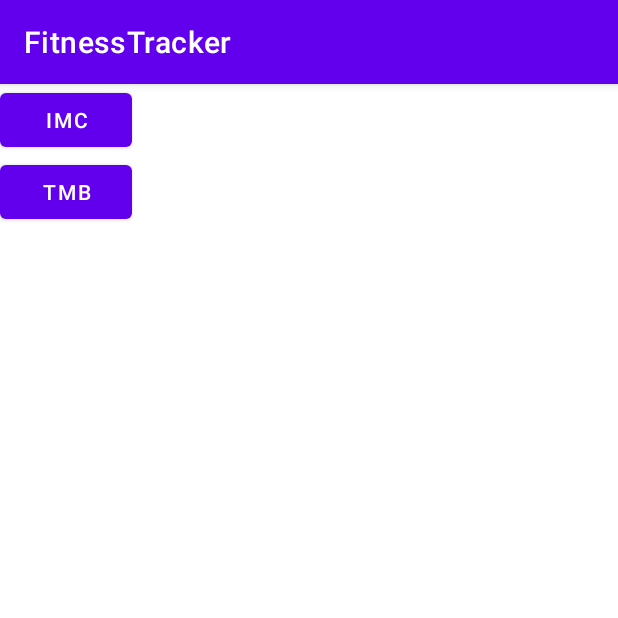
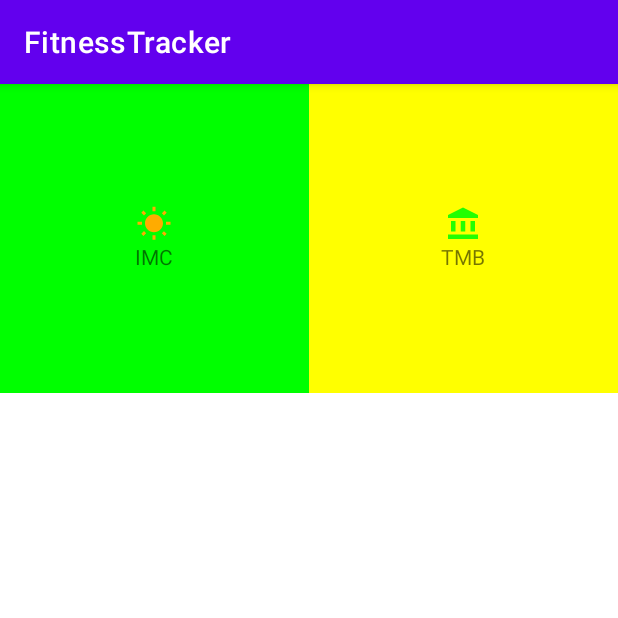
Before and after one commit to RenanBezerraEnes/FitnessTracker, an Android app: the screen it shows after launch (MainActivity), on a phone screen of 412 x 824 dp, the top half of it. Run offline under Robolectric (Android 15) with nearby library versions, the phone set to English and light mode, and no system bars.

Commit message:
Add interface, add MainViewHolder as inner class in MainAdapter, add onClick to navigate in AppCompatActivity, as we cannot do it directly when working with constraintlayout

```diff
--- a/app/src/main/java/co/tiagoaguiar/fitnesstracker/MainActivity.kt
+++ b/app/src/main/java/co/tiagoaguiar/fitnesstracker/MainActivity.kt
@@ -4,14 +4,19 @@ import android.content.Intent
 import android.graphics.Color
 import androidx.appcompat.app.AppCompatActivity
 import android.os.Bundle
+import android.util.Log
 import android.view.View
 import android.view.ViewGroup
 import android.widget.Button
+import android.widget.ImageView
 import android.widget.LinearLayout
+import android.widget.TextView
+import androidx.appcompat.view.menu.MenuView.ItemView
+import androidx.recyclerview.widget.GridLayoutManager
 import androidx.recyclerview.widget.LinearLayoutManager
 import androidx.recyclerview.widget.RecyclerView
 
-class MainActivity : AppCompatActivity() {
+class MainActivity : AppCompatActivity(), OnItemClickListener {
     private lateinit var rvMain: RecyclerView
 
     override fun onCreate(savedInstanceState: Bundle?) {
@@ -30,21 +35,32 @@ class MainActivity : AppCompatActivity() {
         mainItems.add(
             MainItem(
                 id = 2,
-                drawableId = R.drawable.baseline_wb_sunny_24,
+                drawableId = R.drawable.baseline_account_balance_24,
                 textStringId = R.string.tmb,
-                color = Color.BLUE
+                color = Color.YELLOW
             )
         )
 
-        val adapter = MainAdapter(mainItems)
+
+        val adapter = MainAdapter(mainItems, this)
         rvMain = findViewById(R.id.rv_main)
         rvMain.adapter = adapter
-        rvMain.layoutManager = LinearLayoutManager(this)
-
-
+        rvMain.layoutManager = GridLayoutManager(this, 2)
     }
 
-    private inner class MainAdapter(private val mainItems: List<MainItem>) : RecyclerView.Adapter<MainViewHolder>() {
+    override fun onClick(id: Int) {
+        when(id) {
+            1 -> {
+                val intent = Intent(this, ImcActivity::class.java)
+                startActivity(intent)
+            }
+        }
+    }
+
+    private inner class MainAdapter(
+        private val mainItems: List<MainItem>,
+        private val onItemClickListener: OnItemClickListener
+    ) : RecyclerView.Adapter<MainAdapter.MainViewHolder>() {
 
         // 1 - specific layout of cel(item of the list)
         override fun onCreateViewHolder(parent: ViewGroup, viewType: Int): MainViewHolder {
@@ -63,13 +79,22 @@ class MainActivity : AppCompatActivity() {
             return mainItems.size
         }
 
-    }
+        //individual (cel)
+        private inner class MainViewHolder(itemView: View) : RecyclerView.ViewHolder(itemView) {
+            fun bind(item: MainItem) {
+                val img: ImageView = itemView.findViewById(R.id.item_img_icon)
+                val name: TextView = itemView.findViewById(R.id.item_txt_name)
+                val container: LinearLayout = itemView.findViewById(R.id.item_container_imc)
 
-    //individual (cel)
-    private class MainViewHolder(itemView: View) : RecyclerView.ViewHolder(itemView) {
-        fun bind(item: MainItem){
-            val button: Button = itemView.findViewById(R.id.btn_item)
-            button.setText(item.textStringId)
+                img.setImageResource(item.drawableId)
+                name.setText(item.textStringId)
+                container.setBackgroundColor(item.color)
+
+                container.setOnClickListener {
+                    onItemClickListener.onClick(item.id)
+                }
+            }
         }
+
     }
 }
--- /dev/null
+++ b/app/src/main/java/co/tiagoaguiar/fitnesstracker/OnItemClickListener.kt
@@ -0,0 +1,5 @@
+package co.tiagoaguiar.fitnesstracker
+
+interface OnItemClickListener {
+    fun onClick(id: Int)
+}
--- /dev/null
+++ b/app/src/main/res/drawable/baseline_account_balance_24.xml
@@ -0,0 +1,13 @@
+<vector xmlns:android="http://schemas.android.com/apk/res/android" android:height="24dp" android:tint="#22FF00" android:viewportHeight="24" android:viewportWidth="24" android:width="24dp">
+
+    <path android:fillColor="@android:color/white" android:pathData="M4,10h3v7h-3z"/>
+
+    <path android:fillColor="@android:color/white" android:pathData="M10.5,10h3v7h-3z"/>
+
+    <path android:fillColor="@android:color/white" android:pathData="M2,19h20v3h-20z"/>
+
+    <path android:fillColor="@android:color/white" android:pathData="M17,10h3v7h-3z"/>
+
+    <path android:fillColor="@android:color/white" android:pathData="M12,1l-10,5l0,2l20,0l0,-2z"/>
+
+</vector>
--- a/app/src/main/res/layout/main_item.xml
+++ b/app/src/main/res/layout/main_item.xml
@@ -1,13 +1,38 @@
 <?xml version="1.0" encoding="utf-8"?>
-<LinearLayout xmlns:android="http://schemas.android.com/apk/res/android"
+
+<androidx.constraintlayout.widget.ConstraintLayout xmlns:android="http://schemas.android.com/apk/res/android"
+    xmlns:app="http://schemas.android.com/apk/res-auto"
+    xmlns:tools="http://schemas.android.com/tools"
     android:layout_width="match_parent"
-    android:layout_height="wrap_content"
-    >
+    android:layout_height="wrap_content">
 
-    <Button
-        android:id="@+id/btn_item"
-        android:text="Hello world"
-        android:layout_width="wrap_content"
-        android:layout_height="wrap_content"/>
+    <LinearLayout
+        app:layout_constraintTop_toTopOf="parent"
+        app:layout_constraintDimensionRatio="1:1"
+        android:gravity="center"
+        android:id="@+id/item_container_imc"
+        android:layout_width="match_parent"
+        android:layout_height="0dp"
+        android:background="@color/colorLightGray"
+        android:orientation="vertical"
+        android:paddingStart="12dp"
+        android:paddingTop="10dp"
+        android:paddingEnd="12dp"
+        android:paddingBottom="10dp"
+        tools:ignore="UselessParent">
 
-</LinearLayout>
+        <ImageView
+            android:id="@+id/item_img_icon"
+            android:layout_width="wrap_content"
+            android:layout_height="wrap_content"
+            android:contentDescription="@string/app_name"
+            android:src="@drawable/baseline_wb_sunny_24" />
+
+        <TextView
+            android:id="@+id/item_txt_name"
+            android:layout_width="wrap_content"
+            android:layout_height="wrap_content"
+            android:text="@string/imc" />
+
+    </LinearLayout>
+</androidx.constraintlayout.widget.ConstraintLayout>
```
Also changed, not shown: app/src/main/res/layout/activity_main.xml (+0 -25 lines).
